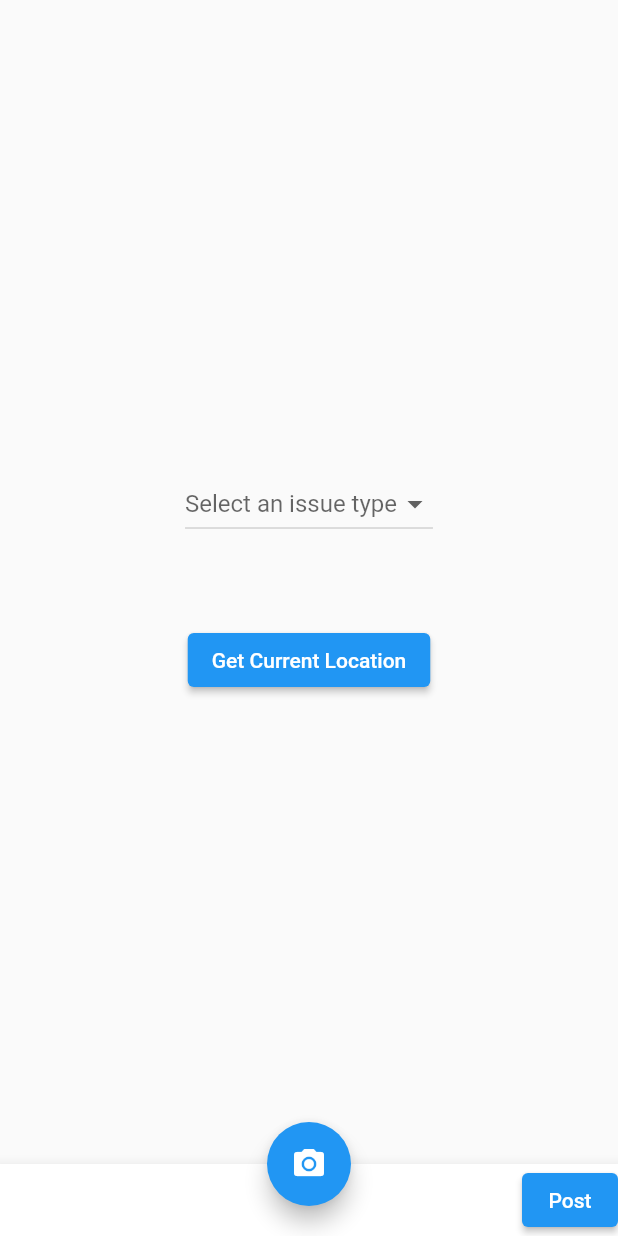
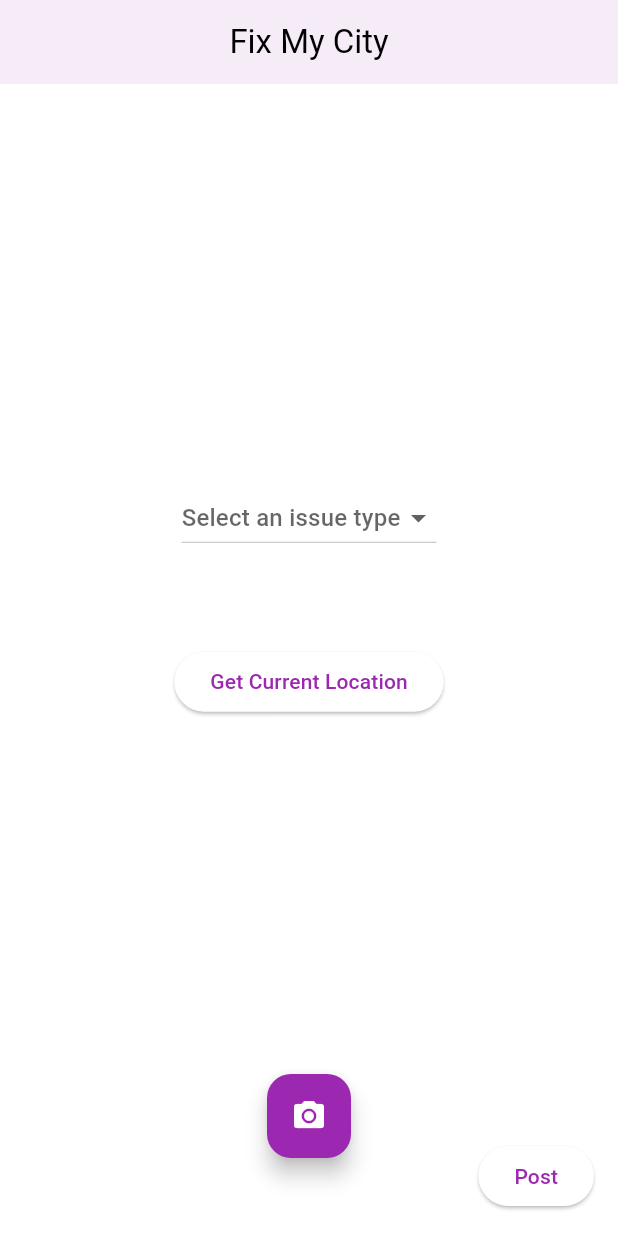
Before and after one commit to madhavbiju/FixMyCity, a Flutter app: the screen it shows after launch, after a tap on "Get Current Location", on a phone screen of 412 x 824 dp. Run offline on Flutter 3.47's test engine with Material 2 defaults, Android fonts, the phone set to English and light mode, and no system bars; drawn by our look-alikes of dynamic_color; our stand-ins replace geolocator, location.

Commit message:
Fix Theme

```diff
--- a/lib/Screens/home.dart
+++ b/lib/Screens/home.dart
@@ -7,29 +7,19 @@ class HomePage extends StatefulWidget {
   _HomePageState createState() => _HomePageState();
 }
 
-class _HomePageState extends State<HomePage> {
 String _selectedIssue = 'Select an Issue';
 String _currentLocation = '';
-  Null _issueType=null;
 
-  Future<void> _getCurrentLocation() async {
-    final location = Location();
-    try {
-      final currentLocation = await location.getLocation();
-      setState(() {
-        _currentLocation =
-            'Latitude: ${currentLocation.latitude}, Longitude: ${currentLocation.longitude}';
-      });
-    } catch (error) {
-      print('Error getting current location: $error');
-    }
-  }
-
-
+class _HomePageState extends State<HomePage> {
+  Null _issueType = null;
   @override
   Widget build(BuildContext context) {
-    return MaterialApp(
-      home: Scaffold(
+    return Scaffold(
+      appBar: AppBar(
+        elevation: 4,
+        centerTitle: true,
+        title: Text('Fix My City'),
+      ),
       body: Center(
         child: Column(
           mainAxisAlignment: MainAxisAlignment.center,
@@ -83,7 +73,19 @@ class _HomePageState extends State<HomePage> {
           ],
         ),
       ),
-      ),
     );
   }
+
+  Future<void> _getCurrentLocation() async {
+    final location = Location();
+    try {
+      final currentLocation = await location.getLocation();
+      setState(() {
+        _currentLocation =
+            'Latitude: ${currentLocation.latitude}, Longitude: ${currentLocation.longitude}';
+      });
+    } catch (error) {
+      print('Error getting current location: $error');
     }
+  }
+}
```
Lines whose indentation alone changed are shown as unchanged.
